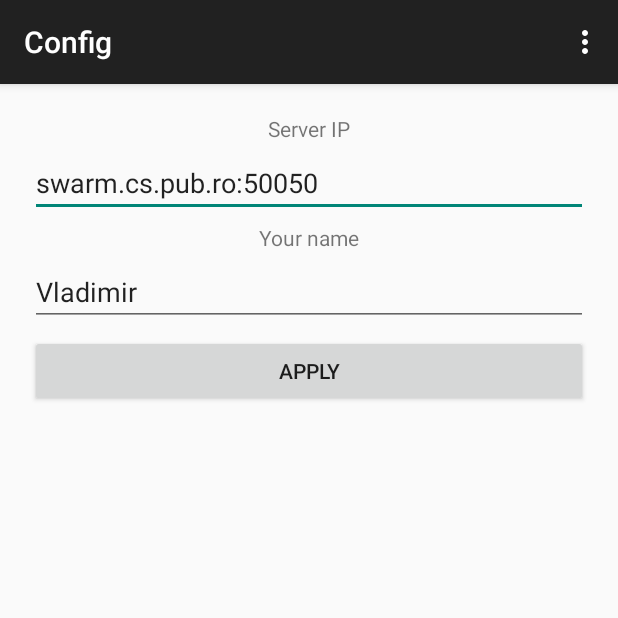
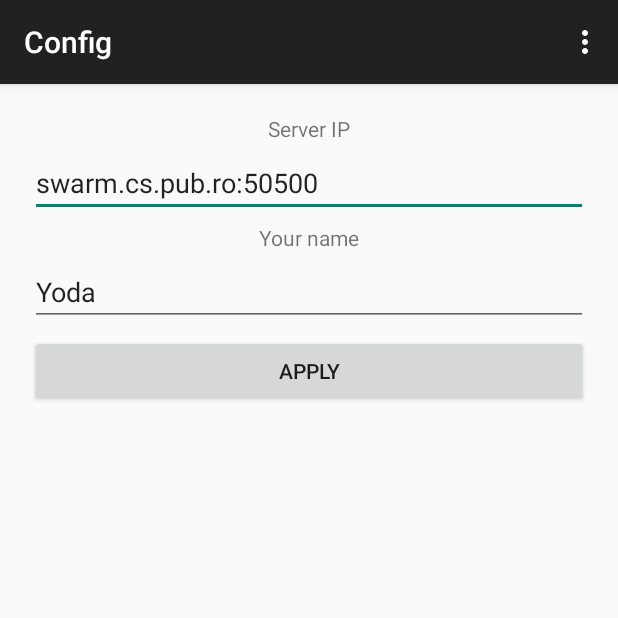
Before and after one commit to kaspersky/battleship, an Android app: the screen it shows after launch (ConfigActivity), after a tap on "CONFIG", on a phone screen of 412 x 824 dp, the top half of it. Run offline under Robolectric (Android 15) with nearby library versions, the phone set to English and light mode, and no system bars.

Commit message:
Save settings

```diff
--- a/BattleShip/app/src/main/java/com/battleship/app/MainActivity.java
+++ b/BattleShip/app/src/main/java/com/battleship/app/MainActivity.java
@@ -1,12 +1,15 @@
 package com.battleship.app;
 
 import android.content.Intent;
+import android.content.SharedPreferences;
 import android.support.v7.app.ActionBarActivity;
 import android.os.Bundle;
 import android.view.Menu;
 import android.view.MenuItem;
 import android.view.View;
 import android.widget.Button;
+
+import com.battleship.config.GlobalState;
 
 public class MainActivity extends ActionBarActivity {
 
@@ -16,6 +19,12 @@ public class MainActivity extends ActionBarActivity {
     protected void onCreate(Bundle savedInstanceState) {
         super.onCreate(savedInstanceState);
         setContentView(R.layout.activity_main);
+
+        SharedPreferences preferences = getSharedPreferences("BattleshipPrefs", MODE_PRIVATE);
+        GlobalState config = GlobalState.getInstance();
+
+        config.setPlayerName(preferences.getString("PlayerName", "Yoda"));
+        config.setServerAddress(preferences.getString("ServerAddress", "swarm.cs.pub.ro:50500"));
 
         newGameBtn = (Button)findViewById(R.id.new_game);
         configBtn  = (Button)findViewById(R.id.config);
--- a/BattleShip/app/src/main/java/com/battleship/config/GlobalState.java
+++ b/BattleShip/app/src/main/java/com/battleship/config/GlobalState.java
@@ -1,4 +1,7 @@
 package com.battleship.config;
+
+import android.content.Context;
+import android.content.SharedPreferences;
 
 import com.battleship.app.GameActivity;
 import com.battleship.app.NewGameActivity;
@@ -20,7 +23,8 @@ public class GlobalState {
     public BufferedReader socketIn;
     public PrintWriter socketOut;
 
-    protected GlobalState(){}
+    protected GlobalState() {
+    }
 
     public static synchronized GlobalState getInstance(){
         if(null == instance){
@@ -28,4 +32,20 @@ public class GlobalState {
         }
         return instance;
     }
+
+    public void setPlayerName(String name) {
+        playerName = name;
+    }
+
+    public String getPlayerName() {
+        return playerName;
+    }
+
+    public void setServerAddress(String address) {
+        server = address;
+    }
+
+    public String getServerAddress() {
+        return server;
+    }
 }
```
Also changed, not shown: BattleShip/app/src/main/java/com/battleship/app/ConfigActivity.java (+12 -2 lines).
